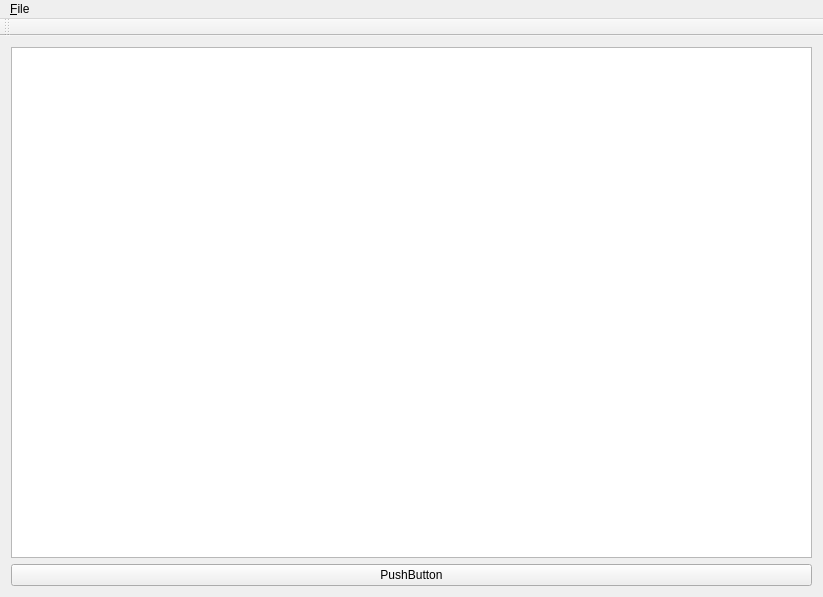
MIEMHSE/labworks-graphics2d-2014, file mainwindow.ui: the form before one commit.
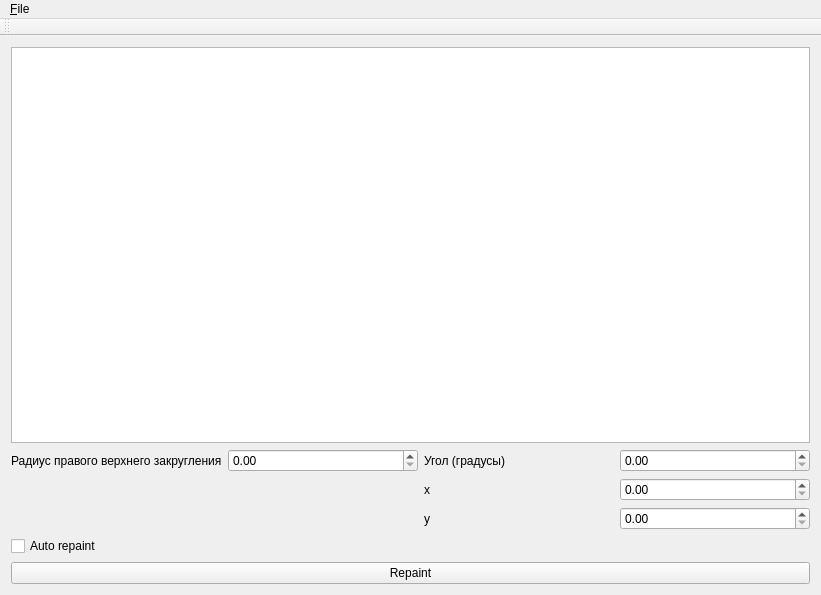
The form after the commit.

The edit to the form file:
```diff
--- a/mainwindow.ui
+++ b/mainwindow.ui
@@ -6,8 +6,8 @@
    <rect>
     <x>0</x>
     <y>0</y>
-    <width>823</width>
-    <height>597</height>
+    <width>821</width>
+    <height>595</height>
    </rect>
   </property>
   <property name="windowTitle">
@@ -19,9 +19,64 @@
      <widget class="QGraphicsView" name="gr"/>
     </item>
     <item>
-     <widget class="QPushButton" name="pushButton">
+     <layout class="QGridLayout" name="gridLayout">
+      <item row="4" column="3">
+       <widget class="QDoubleSpinBox" name="boxY"/>
+      </item>
+      <item row="0" column="2">
+       <widget class="QLabel" name="label">
+        <property name="text">
+         <string>Угол (градусы)</string>
+        </property>
+       </widget>
+      </item>
+      <item row="0" column="3">
+       <widget class="QDoubleSpinBox" name="doubleSpinBox">
+        <property name="maximum">
+         <double>360.000000000000000</double>
+        </property>
+       </widget>
+      </item>
+      <item row="4" column="2">
+       <widget class="QLabel" name="label_3">
+        <property name="text">
+         <string>y</string>
+        </property>
+       </widget>
+      </item>
+      <item row="2" column="3">
+       <widget class="QDoubleSpinBox" name="boxX"/>
+      </item>
+      <item row="2" column="2">
+       <widget class="QLabel" name="label_2">
+        <property name="text">
+         <string>x</string>
+        </property>
+       </widget>
+      </item>
+      <item row="0" column="1">
+       <widget class="QDoubleSpinBox" name="boxAngle"/>
+      </item>
+      <item row="0" column="0">
+       <widget class="QLabel" name="label_4">
+        <property name="text">
+         <string>Радиус правого верхнего закругления</string>
+        </property>
+       </widget>
+      </item>
+     </layout>
+    </item>
+    <item>
+     <widget class="QCheckBox" name="cmdAuto">
       <property name="text">
-       <string>PushButton</string>
+       <string>Auto repaint</string>
+      </property>
+     </widget>
+    </item>
+    <item>
+     <widget class="QPushButton" name="btn">
+      <property name="text">
+       <string>Repaint</string>
       </property>
      </widget>
     </item>
@@ -32,7 +87,7 @@
     <rect>
      <x>0</x>
      <y>0</y>
-     <width>823</width>
+     <width>821</width>
      <height>21</height>
     </rect>
    </property>
```
